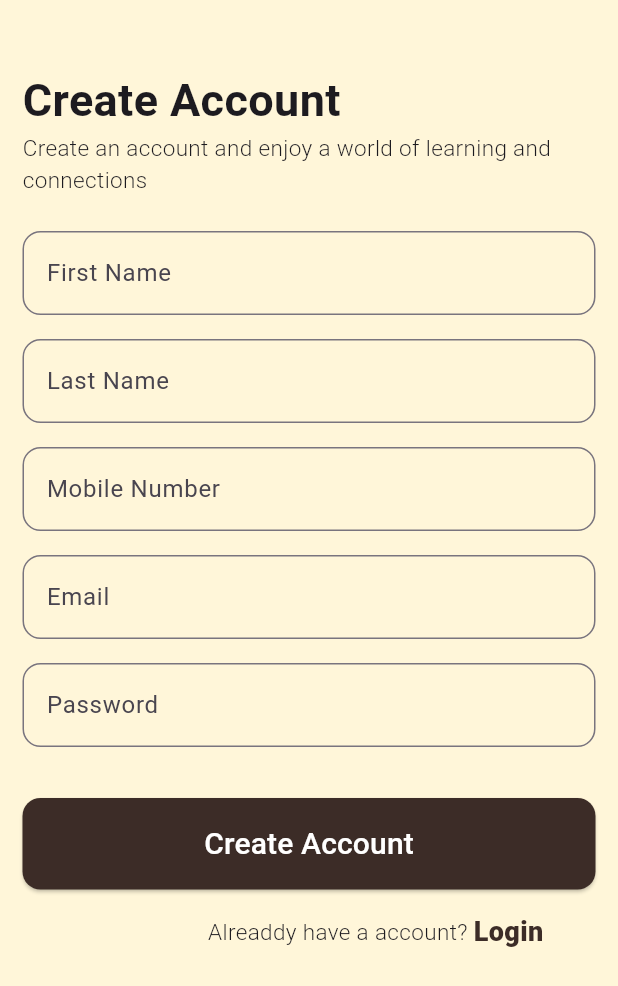
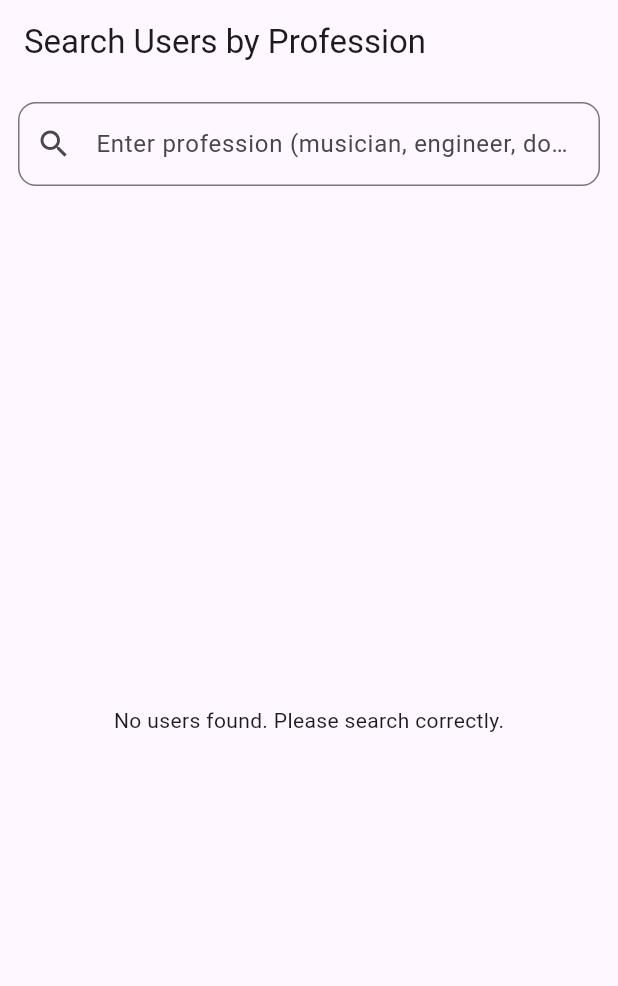
Before and after one commit to samitdawane/swapgo, a Flutter app: the screen it shows after launch, on a phone screen of 412 x 824 dp. Shown: the top 986 px of the screen. Run offline on Flutter 3.47's test engine with Material 3 defaults, Android fonts, the phone set to English and light mode, and no system bars; our stand-ins replace connectivity_plus, get, google_fonts.

Commit message:
user_detail

```diff
--- a/lib/core/routes/app_pages.dart
+++ b/lib/core/routes/app_pages.dart
@@ -3,6 +3,7 @@ import 'package:swapgo/core/bindings/home_binding.dart';
 
 import 'package:swapgo/core/bindings/skill_binding.dart';
 import 'package:swapgo/modules/posts/home_page.dart';
+import 'package:swapgo/modules/profession/profession_search.dart';
 import 'package:swapgo/modules/profile_details.dart';
 import 'package:swapgo/modules/skills/skills_show.dart';
 
@@ -11,7 +12,6 @@ import 'package:swapgo/core/bindings/registration_binding.dart';
 import 'package:swapgo/modules/login/login_page.dart';
 import 'package:swapgo/modules/posts/home_page.dart';
 import 'package:swapgo/modules/registration/registration.dart';
-
 
 import 'app_routes.dart';
 
@@ -28,16 +28,18 @@ class AppPages {
       binding: HomeBinding(),
     ),
     GetPage(
-
       name: AppRoutes.skills,
       page: () => SkillSelectionScreen(),
       binding: SkillBinding(),
-  ),
+    ),
     GetPage(
       name: AppRoutes.registration,
       page: () => RegistrationScreen(),
       binding: RegistrationBinding(),
-
+    ),
+    GetPage(
+      name: AppRoutes.proffesionSearch,
+      page: () => ProfessionSearchScreen(),
     ),
   ];
 }
--- a/lib/core/routes/app_routes.dart
+++ b/lib/core/routes/app_routes.dart
@@ -3,4 +3,5 @@ abstract class AppRoutes {
   static const login = '/login';
   static const registration = '/registration';
   static const skills = "/skills";
+  static const proffesionSearch = "/professionSearch";
 }
--- /dev/null
+++ b/lib/data/models/user_model.dart
@@ -0,0 +1,97 @@
+// user_data.dart
+class UserData {
+  static Map<String, List<Map<String, dynamic>>> professionUsers = {
+    "musician": [
+      {
+        "name": "Alice Harmony",
+        "experience": "6 years in Music Production",
+        "linkedinUrl": "https://www.linkedin.com/in/aliceharmony/",
+        "numberOfLikes": 1500,
+        "rating": 4.9,
+        "liked": true,
+        "description": "Award-winning music producer and sound designer.",
+      },
+      {
+        "name": "Bob Melody",
+        "experience": "4 years as a Singer-Songwriter",
+        "linkedinUrl": "https://www.linkedin.com/in/bobmelody/",
+        "numberOfLikes": 1100,
+        "rating": 4.7,
+        "liked": false,
+        "description":
+            "Passionate singer-songwriter creating indie and pop music.",
+      },
+      {
+        "name": "Clara Beats",
+        "experience": "5 years as a DJ and Composer",
+        "linkedinUrl": "https://www.linkedin.com/in/clarabeats/",
+        "numberOfLikes": 890,
+        "rating": 4.6,
+        "liked": true,
+        "description": "Energetic DJ known for electrifying live performances.",
+      },
+    ],
+    "engineer": [
+      {
+        "name": "Daniel Code",
+        "experience": "7 years in Software Engineering",
+        "linkedinUrl": "https://www.linkedin.com/in/danielcode/",
+        "numberOfLikes": 1400,
+        "rating": 4.8,
+        "liked": true,
+        "description":
+            "Full-stack engineer with expertise in Flutter and Node.js.",
+      },
+      {
+        "name": "Eva Structure",
+        "experience": "9 years in Civil Engineering",
+        "linkedinUrl": "https://www.linkedin.com/in/evastructure/",
+        "numberOfLikes": 970,
+        "rating": 4.5,
+        "liked": false,
+        "description":
+            "Civil engineer passionate about sustainable building designs.",
+      },
+      {
+        "name": "Frank Hardware",
+        "experience": "5 years in Hardware Engineering",
+        "linkedinUrl": "https://www.linkedin.com/in/frankhardware/",
+        "numberOfLikes": 810,
+        "rating": 4.6,
+        "liked": true,
+        "description": "Hardware engineer specialized in embedded systems.",
+      },
+    ],
+    "doctor": [
+      {
+        "name": "Grace Heal",
+        "experience": "10 years in Pediatrics",
+        "linkedinUrl": "https://www.linkedin.com/in/graceheal/",
+        "numberOfLikes": 1600,
+        "rating": 4.9,
+        "liked": true,
+        "description":
+            "Pediatrician dedicated to child healthcare and development.",
+      },
+      {
+        "name": "Henry Care",
+        "experience": "8 years in Cardiology",
+        "linkedinUrl": "https://www.linkedin.com/in/henrycare/",
+        "numberOfLikes": 1200,
+        "rating": 4.7,
+        "liked": false,
+        "description":
+            "Experienced cardiologist with a heart for patient care.",
+      },
+      {
+        "name": "Isla Med",
+        "experience": "6 years in General Medicine",
+        "linkedinUrl": "https://www.linkedin.com/in/islamed/",
+        "numberOfLikes": 950,
+        "rating": 4.8,
+        "liked": true,
+        "description": "General practitioner promoting healthy living.",
+      },
+    ],
+  };
+}
--- a/lib/main.dart
+++ b/lib/main.dart
@@ -12,7 +12,7 @@ class MyApp extends StatelessWidget {
   Widget build(BuildContext context) {
     return GetMaterialApp(
       title: 'GetX MVP App',
-      initialRoute: AppRoutes.registration,
+      initialRoute: AppRoutes.proffesionSearch,
       getPages: AppPages.routes,
       debugShowCheckedModeBanner: false,
     );
--- /dev/null
+++ b/lib/modules/profession/profession_search.dart
@@ -0,0 +1,163 @@
+import 'package:flutter/material.dart';
+import 'package:swapgo/core/common/app_colors.dart';
+import 'package:swapgo/data/models/user_model.dart';
+
+class ProfessionSearchScreen extends StatefulWidget {
+  const ProfessionSearchScreen({Key? key}) : super(key: key);
+
+  @override
+  State<ProfessionSearchScreen> createState() => _ProfessionSearchScreenState();
+}
+
+class _ProfessionSearchScreenState extends State<ProfessionSearchScreen> {
+  final TextEditingController _searchController = TextEditingController();
+  String _searchText = "";
+
+  @override
+  void dispose() {
+    _searchController.dispose();
+    super.dispose();
+  }
+
+  List<Map<String, dynamic>> get _filteredUsers {
+    if (_searchText.isEmpty) return [];
+    return UserData.professionUsers[_searchText.toLowerCase()] ?? [];
+  }
+
+  @override
+  Widget build(BuildContext context) {
+    return Scaffold(
+      appBar: AppBar(title: const Text('Search Users by Profession')),
+      body: Column(
+        children: [
+          Padding(
+            padding: const EdgeInsets.all(12.0),
+            child: TextField(
+              controller: _searchController,
+              decoration: InputDecoration(
+                hintText: "Enter profession (musician, engineer, doctor)",
+                prefixIcon: const Icon(Icons.search),
+                border: OutlineInputBorder(
+                  borderRadius: BorderRadius.circular(12),
+                ),
+              ),
+              onChanged: (value) {
+                setState(() {
+                  _searchText = value.trim();
+                });
+              },
+            ),
+          ),
+          Expanded(
+            child:
+                _filteredUsers.isEmpty
+                    ? const Center(
+                      child: Text("No users found. Please search correctly."),
+                    )
+                    : ListView.builder(
+                      itemCount: _filteredUsers.length,
+                      itemBuilder: (context, index) {
+                        final user = _filteredUsers[index];
+                        return Card(
+                          margin: const EdgeInsets.symmetric(
+                            horizontal: 12,
+                            vertical: 8,
+                          ),
+                          elevation: 4,
+                          shape: RoundedRectangleBorder(
+                            borderRadius: BorderRadius.circular(12),
+                          ),
+                          child: ListTile(
+                            leading: CircleAvatar(
+                              backgroundImage: NetworkImage(
+                                user['imageUrl'] ?? "",
+                              ),
+                              radius: 30,
+                            ),
+                            title: Text(
+                              user['name'],
+                              style: const TextStyle(
+                                fontSize: 18,
+                                fontWeight: FontWeight.bold,
+                              ),
+                            ),
+                            subtitle: Column(
+                              crossAxisAlignment: CrossAxisAlignment.start,
+                              children: [
+                                const SizedBox(height: 4),
+                                Text("Experience: ${user['experience']}"),
+                                Text("Likes: ${user['numberOfLikes']}"),
+                                const SizedBox(height: 4),
+                                Row(
+                                  children: [
+                                    StarRatingWidget(rating: user['rating']),
+                                    const SizedBox(width: 8),
+                                    Text("${user['rating']}"),
+                                  ],
+                                ),
+                                const SizedBox(height: 4),
+                                Text("Liked: ${user['liked'] ? "Yes" : "No"}"),
+                                const SizedBox(height: 4),
+                                Text("Description: ${user['description']}"),
+                                const SizedBox(height: 4),
+                                InkWell(
+                                  onTap: () {
+                                    // Open LinkedIn URL
+                                  },
+                                  child: Text(
+                                    "LinkedIn Profile",
+                                    style: const TextStyle(
+                                      color: Colors.blue,
+                                      decoration: TextDecoration.underline,
+                                    ),
+                                  ),
+                                ),
+                              ],
+                            ),
+                            isThreeLine: true,
+                          ),
+                        );
+                      },
+                    ),
+          ),
+        ],
+      ),
+    );
+  }
+}
+
+class StarRatingWidget extends StatelessWidget {
+  final double rating;
+  final int starCount;
+  final Color filledStarColor;
+  final Color unfilledStarColor;
+  final double size;
+
+  const StarRatingWidget({
+    Key? key,
+    required this.rating,
+    this.starCount = 5,
+    this.filledStarColor = Colors.amber,
+    this.unfilledStarColor = Colors.grey,
+    this.size = 20.0,
+  }) : super(key: key);
+
+  @override
+  Widget build(BuildContext context) {
+    List<Widget> stars = [];
+
+    for (int i = 0; i < starCount; i++) {
+      if (i < rating.floor()) {
+        stars.add(Icon(Icons.star, color: filledStarColor, size: size));
+      } else if (i < rating) {
+        stars.add(Icon(Icons.star_half, color: filledStarColor, size: size));
+      } else {
+        stars.add(
+          Icon(Icons.star_border, color: unfilledStarColor, size: size),
+        );
+      }
+    }
+
+    return Row(mainAxisSize: MainAxisSize.min, children: stars);
+  }
+}
```
Also changed, not shown: lib/modules/profession/p.dart (added).
